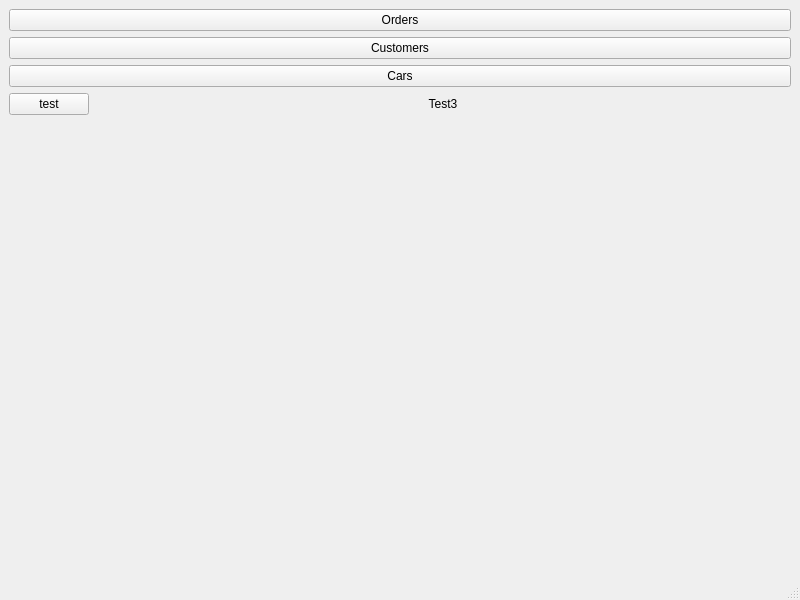
The window that carRentalTest/mainwindow.ui (terjetopland/carRentals) describes before a commit, drawn with Qt 5.
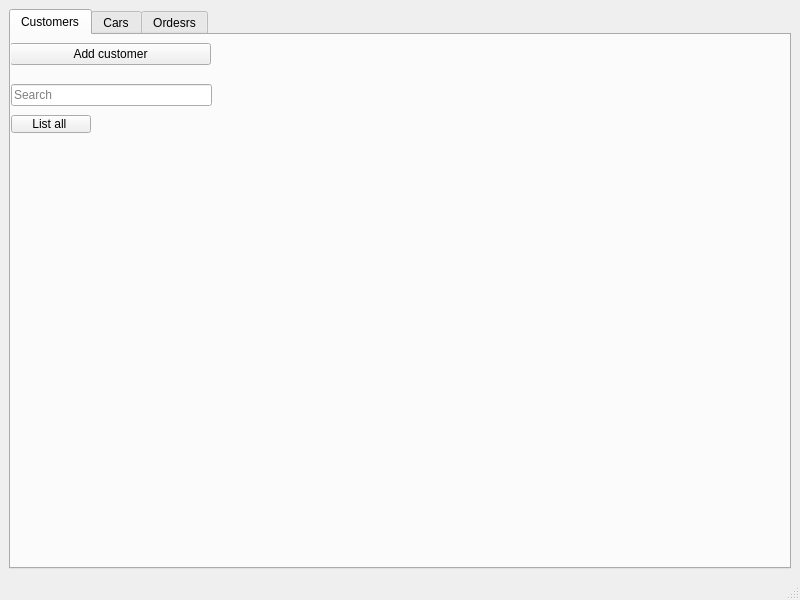
The same window after the commit.

Commit message: added popup windows for customer

What changed in the file:
```diff
--- a/carRentalTest/mainwindow.ui
+++ b/carRentalTest/mainwindow.ui
@@ -16,46 +16,162 @@
   <widget class="QWidget" name="centralwidget">
    <layout class="QVBoxLayout" name="verticalLayout">
     <item>
-     <layout class="QFormLayout" name="formLayout">
-      <item row="0" column="0" colspan="2">
-       <widget class="QPushButton" name="pushButton">
-        <property name="text">
-         <string>Orders</string>
+     <widget class="QTabWidget" name="tabWidget">
+      <property name="currentIndex">
+       <number>0</number>
+      </property>
+      <widget class="QWidget" name="tab">
+       <attribute name="title">
+        <string>Customers</string>
+       </attribute>
+       <widget class="QWidget" name="verticalLayoutWidget">
+        <property name="geometry">
+         <rect>
+          <x>-1</x>
+          <y>-1</y>
+          <width>201</width>
+          <height>41</height>
+         </rect>
         </property>
+        <layout class="QVBoxLayout" name="verticalLayout_2">
+         <item>
+          <widget class="QPushButton" name="pushButton">
+           <property name="text">
+            <string>Add customer</string>
+           </property>
+          </widget>
+         </item>
+        </layout>
        </widget>
-      </item>
-      <item row="1" column="0" colspan="2">
-       <widget class="QPushButton" name="pushButton_2">
-        <property name="text">
-         <string>Customers</string>
+       <widget class="QWidget" name="verticalLayoutWidget_3">
+        <property name="geometry">
+         <rect>
+          <x>0</x>
+          <y>40</y>
+          <width>201</width>
+          <height>41</height>
+         </rect>
         </property>
+        <layout class="QVBoxLayout" name="verticalLayout_4">
+         <item>
+          <widget class="QLineEdit" name="lineEdit">
+           <property name="placeholderText">
+            <string>Search</string>
+           </property>
+           <property name="clearButtonEnabled">
+            <bool>true</bool>
+           </property>
+          </widget>
+         </item>
+        </layout>
        </widget>
-      </item>
-      <item row="2" column="0" colspan="2">
-       <widget class="QPushButton" name="pushButton_3">
-        <property name="text">
-         <string>Cars</string>
-        </property>
-       </widget>
-      </item>
-      <item row="3" column="1">
-       <widget class="QLabel" name="label">
-        <property name="text">
-         <string>Test3</string>
-        </property>
-        <property name="alignment">
-         <set>Qt::AlignCenter</set>
-        </property>
-       </widget>
-      </item>
-      <item row="3" column="0">
        <widget class="QPushButton" name="pushButton_4">
+        <property name="geometry">
+         <rect>
+          <x>0</x>
+          <y>80</y>
+          <width>80</width>
+          <height>18</height>
+         </rect>
+        </property>
         <property name="text">
-         <string>test</string>
+         <string>List all </string>
         </property>
        </widget>
-      </item>
-     </layout>
+      </widget>
+      <widget class="QWidget" name="tab_2">
+       <attribute name="title">
+        <string>Cars</string>
+       </attribute>
+       <widget class="QWidget" name="verticalLayoutWidget_4">
+        <property name="geometry">
+         <rect>
+          <x>0</x>
+          <y>40</y>
+          <width>201</width>
+          <height>41</height>
+         </rect>
+        </property>
+        <layout class="QVBoxLayout" name="verticalLayout_5">
+         <item>
+          <widget class="QLineEdit" name="lineEdit_2">
+           <property name="placeholderText">
+            <string>Search</string>
+           </property>
+           <property name="clearButtonEnabled">
+            <bool>true</bool>
+           </property>
+          </widget>
+         </item>
+        </layout>
+       </widget>
+       <widget class="QWidget" name="verticalLayoutWidget_2">
+        <property name="geometry">
+         <rect>
+          <x>-1</x>
+          <y>-1</y>
+          <width>201</width>
+          <height>41</height>
+         </rect>
+        </property>
+        <layout class="QVBoxLayout" name="verticalLayout_3">
+         <item>
+          <widget class="QPushButton" name="pushButton_2">
+           <property name="text">
+            <string>Add cars</string>
+           </property>
+          </widget>
+         </item>
+        </layout>
+       </widget>
+      </widget>
+      <widget class="QWidget" name="tab_3">
+       <attribute name="title">
+        <string>Ordesrs</string>
+       </attribute>
+       <widget class="QWidget" name="verticalLayoutWidget_5">
+        <property name="geometry">
+         <rect>
+          <x>1</x>
+          <y>41</y>
+          <width>201</width>
+          <height>41</height>
+         </rect>
+        </property>
+        <layout class="QVBoxLayout" name="verticalLayout_6">
+         <item>
+          <widget class="QLineEdit" name="lineEdit_3">
+           <property name="placeholderText">
+            <string>Search</string>
+           </property>
+           <property name="clearButtonEnabled">
+            <bool>true</bool>
+           </property>
+          </widget>
+         </item>
+        </layout>
+       </widget>
+       <widget class="QWidget" name="verticalLayoutWidget_6">
+        <property name="geometry">
+         <rect>
+          <x>0</x>
+          <y>0</y>
+          <width>201</width>
+          <height>41</height>
+         </rect>
+        </property>
+        <layout class="QVBoxLayout" name="verticalLayout_7">
+         <item>
+          <widget class="QPushButton" name="pushButton_3">
+           <property name="text">
+            <string>Add customer</string>
+           </property>
+          </widget>
+         </item>
+        </layout>
+       </widget>
+      </widget>
+     </widget>
     </item>
    </layout>
   </widget>
```
Left out of the diff: 2 changed lines with no effect on the pictures. The commit also changes 56 other files.
